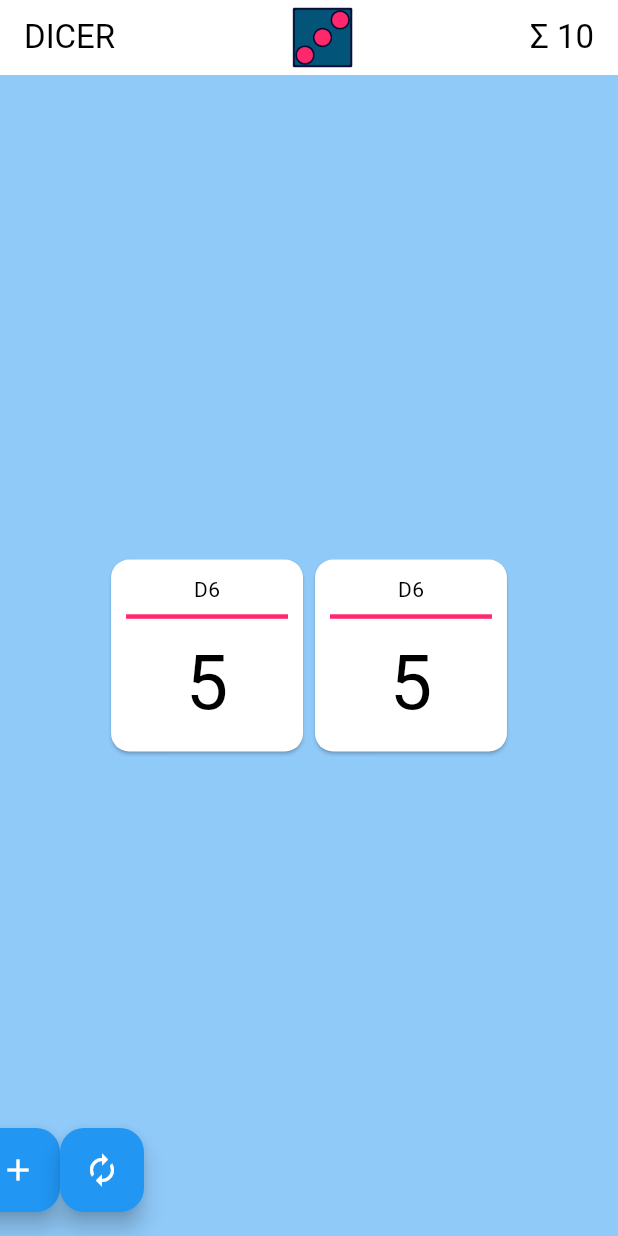
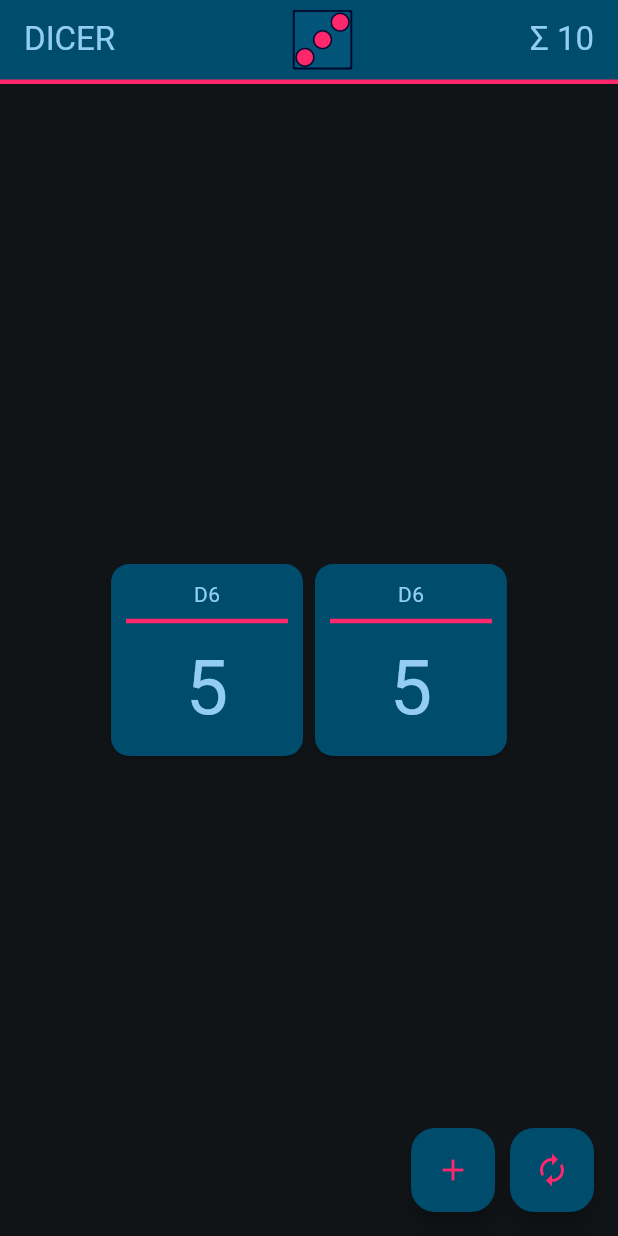
Before and after one commit to allmonty/dicer, a Flutter app: the screen it shows after launch, after a tap on the "autorenew" icon, on a phone screen of 412 x 824 dp. Run offline on Flutter 3.47's test engine with Material 3 defaults, Android fonts, the phone set to English and light mode, and no system bars; our stand-ins replace google_fonts; Roboto replaces fonts that are missing (Revalia).

Commit message:
config vscode launcher and devtools and fix colors

```diff
--- a/analysis_options.yaml
+++ b/analysis_options.yaml
@@ -24,5 +24,8 @@ linter:
     # avoid_print: false  # Uncomment to disable the `avoid_print` rule
     # prefer_single_quotes: true  # Uncomment to enable the `prefer_single_quotes` rule
 
+formatter:
+  page_width: 120
+
 # Additional information about this file can be found at
 # https://dart.dev/guides/language/analysis-options
--- /dev/null
+++ b/devtools_options.yaml
@@ -0,0 +1,3 @@
+description: This file stores settings for Dart & Flutter DevTools.
+documentation: https://docs.flutter.dev/tools/devtools/extensions#configure-extension-enablement-states
+extensions:
--- a/lib/add_dice_form.dart
+++ b/lib/add_dice_form.dart
@@ -1,16 +1,14 @@
 import 'package:flutter/material.dart';
 
 class AddDiceForm extends StatefulWidget {
-  AddDiceForm({Key? key, this.diceSize, this.quantity, this.add})
-    : super(key: key);
+  AddDiceForm({Key? key, this.diceSize = 6, this.quantity = 1, this.add}) : super(key: key);
 
   final int? diceSize;
   final int? quantity;
   final Function? add;
 
   @override
-  _AddDiceFormState createState() =>
-      _AddDiceFormState(diceSize: diceSize ?? 6, quantity: quantity ?? 1);
+  _AddDiceFormState createState() => _AddDiceFormState(diceSize: diceSize!, quantity: quantity!);
 }
 
 class _AddDiceFormState extends State<AddDiceForm> {
@@ -30,10 +28,7 @@ class _AddDiceFormState extends State<AddDiceForm> {
           onChanged: (value) {
             setState(() => diceSize = int.parse(value));
           },
-          decoration: InputDecoration(
-            icon: Text("D"),
-            labelText: "Size of dice",
-          ),
+          decoration: InputDecoration(icon: Text("D"), labelText: "Size of dice"),
           keyboardType: TextInputType.number,
         ),
         TextFormField(
@@ -41,15 +36,14 @@ class _AddDiceFormState extends State<AddDiceForm> {
           onChanged: (value) {
             setState(() => quantity = int.parse(value));
           },
-          decoration: InputDecoration(
-            icon: Text("#"),
-            labelText: "Amount of dice",
-          ),
+          decoration: InputDecoration(icon: Text("#"), labelText: "Amount of dice"),
           keyboardType: TextInputType.number,
         ),
+        SizedBox(height: 25),
         ElevatedButton(
           style: ElevatedButton.styleFrom(
-            surfaceTintColor: Theme.of(context).colorScheme.secondary,
+            foregroundColor: Theme.of(context).colorScheme.primaryContainer,
+            backgroundColor: Theme.of(context).colorScheme.outline,
           ),
           child: Icon(Icons.add),
           onPressed: () => widget.add!(diceSize, quantity: quantity),
--- a/lib/dice.dart
+++ b/lib/dice.dart
@@ -1,44 +1,53 @@
-import 'dart:ui';
-
 import 'package:flutter/material.dart';
 import 'package:google_fonts/google_fonts.dart';
 
 class Dice extends StatelessWidget {
-  const Dice({Key? key, this.size, this.result, this.onTap, this.longPress})
-    : super(key: key);
+  const Dice({
+    Key? key,
+    this.size,
+    this.result,
+    this.padding = const EdgeInsets.fromLTRB(10, 10, 10, 10),
+    this.foregroundColor,
+    this.backgroundColor,
+    this.outlineColor,
+    this.onTap,
+    this.longPress,
+  }) : super(key: key);
 
   final int? size;
   final int? result;
+  final EdgeInsetsGeometry? padding;
+  final Color? foregroundColor;
+  final Color? backgroundColor;
+  final Color? outlineColor;
   final VoidCallback? onTap;
   final VoidCallback? longPress;
 
   @override
   Widget build(BuildContext context) {
     return Card(
-      color: Theme.of(context).dialogBackgroundColor,
+      color: backgroundColor,
       child: InkWell(
-        splashColor: Theme.of(context).colorScheme.secondary,
+        splashColor: foregroundColor,
         onTap: onTap,
         onLongPress: longPress,
         child: AspectRatio(
           aspectRatio: 1,
           child: Container(
-            padding: EdgeInsets.fromLTRB(10, 10, 10, 10),
+            padding: padding,
             child: Column(
               children: <Widget>[
-                Text('D$size'),
-                Divider(
-                  color: Theme.of(context).colorScheme.secondary,
-                  thickness: 3,
+                Text(
+                  'D$size',
+                  style: TextStyle(fontFamily: GoogleFonts.revalia().fontFamily, color: foregroundColor),
                 ),
+                Divider(color: outlineColor, thickness: 3),
                 Expanded(
                   child: FittedBox(
                     fit: BoxFit.fitWidth,
                     child: Text(
                       '${result! > 0 ? result : "-"}',
-                      style: TextStyle(
-                        fontFamily: GoogleFonts.revalia().fontFamily,
-                      ),
+                      style: TextStyle(fontFamily: GoogleFonts.revalia().fontFamily, color: foregroundColor),
                     ),
                   ),
                 ),
--- a/lib/main.dart
+++ b/lib/main.dart
@@ -26,13 +26,11 @@ class MyApp extends StatelessWidget {
     return MaterialApp(
       title: 'DICER',
       theme: ThemeData(
-        primaryColor: DicerColors.palette.primaryColor,
         visualDensity: VisualDensity.adaptivePlatformDensity,
-        colorScheme: ColorScheme.fromSwatch().copyWith(
-          secondary: DicerColors.palette.accentColor,
-        ),
-        dialogTheme: DialogThemeData(
-          backgroundColor: DicerColors.palette.dialogBackgroundColor,
+        colorScheme: ColorScheme.fromSeed(
+          seedColor: DicerColors.palette.seedColor!,
+          outline: DicerColors.palette.outlineColor!,
+          brightness: Brightness.dark,
         ),
       ),
       home: MultiProvider(
@@ -50,11 +48,14 @@ class MyHomePage extends StatelessWidget {
   @override
   Widget build(BuildContext context) {
     return Scaffold(
-      backgroundColor: Theme.of(context).colorScheme.background,
+      backgroundColor: Theme.of(context).colorScheme.surface,
       extendBody: true,
       appBar: AppBar(
-        toolbarHeight: 50,
-        title: Row(
+        foregroundColor: Theme.of(context).colorScheme.primary,
+        backgroundColor: Theme.of(context).colorScheme.primaryContainer,
+        title: Container(
+          margin: EdgeInsets.only(bottom: 13, top: 10),
+          child: Row(
             mainAxisAlignment: MainAxisAlignment.spaceBetween,
             children: [
               Text("DICER"),
@@ -63,9 +64,10 @@ class MyHomePage extends StatelessWidget {
             ],
           ),
         ),
+        shape: Border(bottom: BorderSide(color: Theme.of(context).colorScheme.outline, width: 3)),
+      ),
       body: Center(child: DicesBoard()),
-      floatingActionButton: RerollBoardButton(),
-      floatingActionButtonLocation: FloatingActionButtonLocation.endFloat,
+      floatingActionButton: BoardButtons(),
     );
   }
 }
@@ -96,7 +98,7 @@ class BoardResult extends StatelessWidget {
 
 class DicesBoard extends StatelessWidget {
   @override
-  Widget build(BuildContext context) {
+  Widget build(BuildContext context, {Key? key, Color? backgroundColor}) {
     return Consumer<BoardModel>(
       builder: (context, board, _) {
         return SingleChildScrollView(
@@ -113,15 +115,11 @@ class DicesBoard extends StatelessWidget {
                       child: Dice(
                         size: diceModel.size,
                         result: diceModel.result,
-                        longPress: () => removeDice(
-                          dice,
-                          board,
-                          Provider.of<ResultModel>(context, listen: false),
-                        ),
-                        onTap: () => reroll(
-                          diceModel,
-                          Provider.of<ResultModel>(context, listen: false),
-                        ),
+                        foregroundColor: Theme.of(context).colorScheme.primary,
+                        backgroundColor: Theme.of(context).colorScheme.primaryContainer,
+                        outlineColor: Theme.of(context).colorScheme.outline,
+                        longPress: () => removeDice(dice, board, Provider.of<ResultModel>(context, listen: false)),
+                        onTap: () => reroll(diceModel, Provider.of<ResultModel>(context, listen: false)),
                       ),
                     );
                   },
@@ -135,26 +133,33 @@ class DicesBoard extends StatelessWidget {
   }
 }
 
-class RerollBoardButton extends StatelessWidget {
+class BoardButtons extends StatelessWidget {
   @override
   Widget build(BuildContext context) {
     return Row(
+      mainAxisAlignment: MainAxisAlignment.end,
       children: [
         FloatingActionButton(
           child: Icon(Icons.add),
+          foregroundColor: Theme.of(context).colorScheme.outline,
+          backgroundColor: Theme.of(context).colorScheme.primaryContainer,
           onPressed: () => showModalBottomSheet(
             context: context,
             isScrollControlled: true,
             builder: (_) {
               return FloatingModalBottomSheet(
-                child: AddDiceForm(
-                  add: Provider.of<BoardModel>(context, listen: false).add,
-                ),
+                backgroundColor: Theme.of(context).colorScheme.primaryContainer,
+                topBorderColor: Theme.of(context).colorScheme.outline,
+                padding: EdgeInsets.fromLTRB(20.0, 10.0, 20.0, 20.0),
+                child: AddDiceForm(add: Provider.of<BoardModel>(context, listen: false).add),
               );
             },
           ),
         ),
+        SizedBox(width: 10),
         FloatingActionButton(
+          foregroundColor: Theme.of(context).colorScheme.outline,
+          backgroundColor: Theme.of(context).colorScheme.primaryContainer,
           child: Icon(Icons.autorenew),
           onPressed: () => rerollAll(
             Provider.of<BoardModel>(context, listen: false),
--- a/lib/utils/dicer_colors.dart
+++ b/lib/utils/dicer_colors.dart
@@ -1,27 +1,17 @@
 import 'package:flutter/material.dart';
 
 class Palette {
-  Palette(this.primaryColor, this.backgroundColor, this.dialogBackgroundColor,
-      this.accentColor);
+  Palette({this.seedColor, this.outlineColor});
 
-  Color primaryColor;
-  Color backgroundColor;
-  Color dialogBackgroundColor;
-  Color accentColor;
+  Color? seedColor;
+  Color? outlineColor;
 }
 
 class DicerColors {
-  static Palette palette = palette2;
-
-  // static Palette palette1 = Palette(
-  //     Color.fromRGBO(110, 27, 141, 1),
-  //     Color.fromRGBO(10, 23, 49, 1),
-  //     Color.fromRGBO(18, 60, 120, 1),
-  //     Color.fromRGBO(227, 1, 209, 1));
-
-  static Palette palette2 = Palette(
-      Color.fromRGBO(2, 85, 121, 1),
-      Color.fromRGBO(1, 2, 42, 1),
-      Color.fromRGBO(2, 85, 121, 1),
-      Color.fromRGBO(255, 40, 109, 1));
+  static Palette palette = Palette(
+    seedColor: Color.fromRGBO(2, 85, 121, 1),
+    // primaryContainerColor: Color.fromRGBO(1, 2, 42, 1),
+    outlineColor: Color.fromRGBO(255, 40, 109, 1),
+    // secondaryContainerColor: Color.fromRGBO(2, 85, 121, 1),
+  );
 }
--- a/lib/utils/floating_modal_bottom_sheet.dart
+++ b/lib/utils/floating_modal_bottom_sheet.dart
@@ -4,13 +4,13 @@ class FloatingModalBottomSheet extends StatelessWidget {
   const FloatingModalBottomSheet({
     Key? key,
     this.child,
-    this.color,
+    this.backgroundColor,
     this.topBorderColor,
     this.padding = const EdgeInsets.fromLTRB(20.0, 10.0, 20.0, 10.0),
   }) : super(key: key);
 
   final Widget? child;
-  final Color? color;
+  final Color? backgroundColor;
   final Color? topBorderColor;
   final EdgeInsetsGeometry padding;
 
@@ -18,20 +18,11 @@ class FloatingModalBottomSheet extends StatelessWidget {
   Widget build(BuildContext context) {
     return SingleChildScrollView(
       child: Container(
-        padding: EdgeInsets.only(
-          bottom: MediaQuery.of(context).viewInsets.bottom,
-        ),
+        padding: EdgeInsets.only(bottom: MediaQuery.of(context).viewInsets.bottom),
         child: Padding(padding: padding, child: child),
         decoration: BoxDecoration(
-          color: color != null ? color : Theme.of(context).colorScheme.surface,
-          border: topBorderColor != null
-              ? topBorderColor as BoxBorder?
-              : Border(
-                  top: BorderSide(
-                    color: Theme.of(context).colorScheme.secondary,
-                    width: 3,
-                  ),
-                ),
+          color: backgroundColor!,
+          border: Border(top: BorderSide(color: topBorderColor!, width: 3)),
         ),
       ),
     );
--- a/pubspec.yaml
+++ b/pubspec.yaml
@@ -1,5 +1,5 @@
 name: dicer
-description: A new Flutter project.
+description: Simple app to run dies.
 
 # The following line prevents the package from being accidentally published to
 # pub.dev using `pub publish`. This is preferred for private packages.
@@ -35,6 +35,7 @@ dev_dependencies:
   flutter_test:
     sdk: flutter
   flutter_launcher_icons: ^0.14.0
+  flutter_lints: ^6.0.0
 
 flutter_icons:
   android: "launcher_icon"
```
Also changed, not shown: pubspec.lock, 43 other files. Lines whose indentation alone changed are shown as unchanged.
